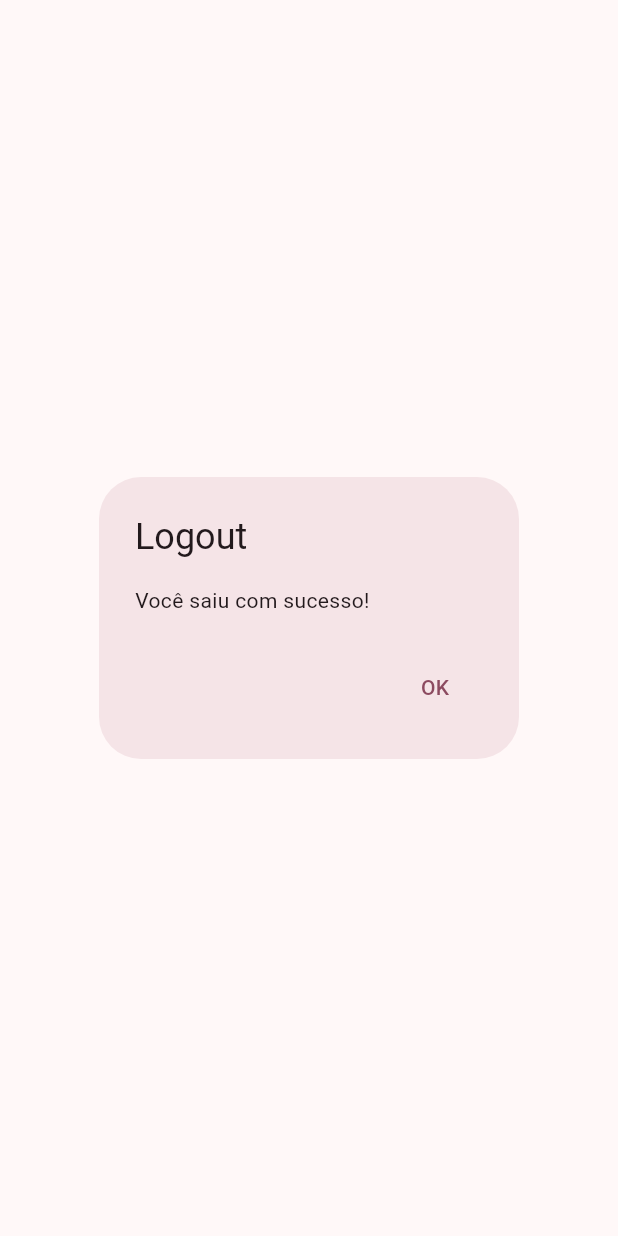
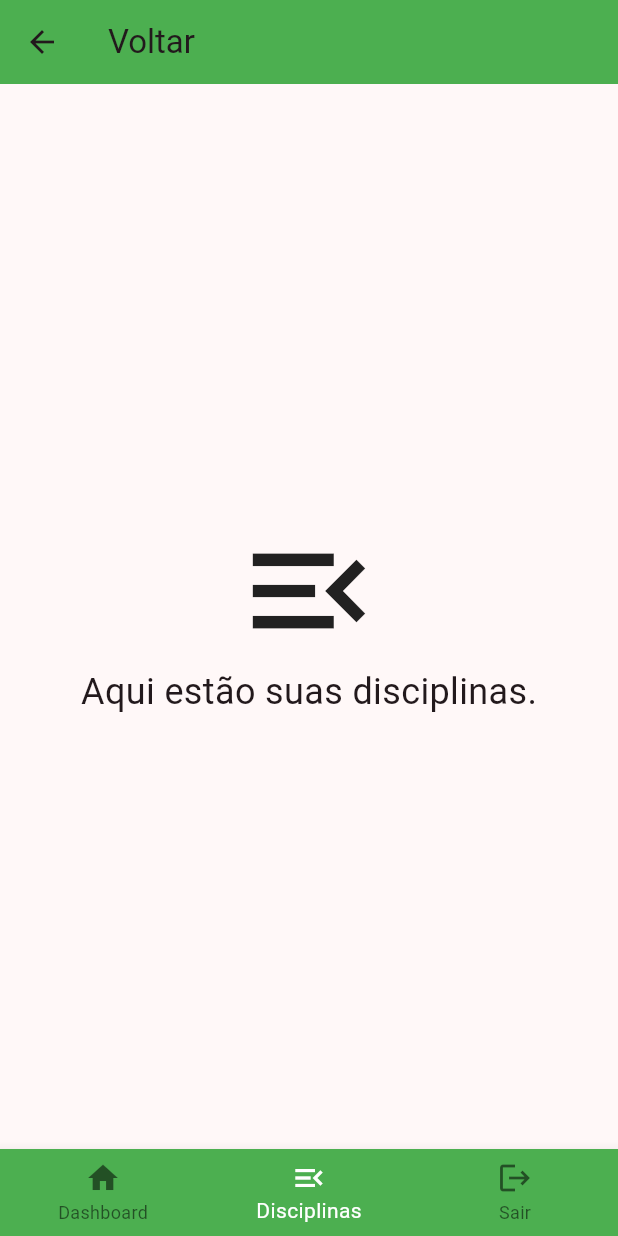
Before and after one commit to LrAmaral/first-flutter-app, a Flutter app: the WelcomeScreen screen opened by its route, item 2 of the bottom bar chosen, on a phone screen of 412 x 824 dp. Run offline on Flutter 3.47's test engine with Material 3 defaults, Android fonts, the phone set to English and light mode, and no system bars.

```diff
--- a/lib/main.dart
+++ b/lib/main.dart
@@ -119,7 +119,8 @@ class _Aula08State extends State<Aula08> {
 
   void _login() {
     if (_validateFields()) {
-      Navigator.of(context).pushNamed('/welcome');
+      Navigator.pushNamed(context, '/welcome',
+          arguments: {'usuario': _loginController.text});
     }
   }
 
--- a/lib/widgets/login_text_field.dart
+++ b/lib/widgets/login_text_field.dart
@@ -27,7 +27,7 @@ class LoginTextField extends StatelessWidget {
         enabledBorder: const OutlineInputBorder(
           borderSide: BorderSide(color: Colors.blue),
         ),
-        floatingLabelStyle: TextStyle(
+        floatingLabelStyle: const TextStyle(
           color: Colors.blue,
         ),
       ),
--- a/lib/widgets/welcome.dart
+++ b/lib/widgets/welcome.dart
@@ -1,4 +1,3 @@
-import 'package:atividade/main.dart';
 import 'package:flutter/material.dart';
 
 class WelcomeScreen extends StatefulWidget {
@@ -12,7 +11,8 @@ class _WelcomeScreenState extends State<WelcomeScreen> {
   int _selectedIndex = 0;
 
   static const List<Widget> _widgetOptions = <Widget>[
-    Icon(Icons.dashboard),
+    DashboardSection(),
+    DisciplinasSection(),
     Text(
       'Você saiu com sucesso!',
       style: TextStyle(fontSize: 24),
@@ -20,7 +20,8 @@ class _WelcomeScreenState extends State<WelcomeScreen> {
   ];
 
   void _onItemTapped(int index) {
-    if (index == 1) {
+    if (index == 2) {
+      // Updated the index check to 2 for the logout
       Navigator.of(context)
           .pushNamedAndRemoveUntil('/logout', (route) => false);
     } else {
@@ -64,6 +65,42 @@ class _WelcomeScreenState extends State<WelcomeScreen> {
   }
 }
 
+class DashboardSection extends StatelessWidget {
+  const DashboardSection({super.key});
+
+  @override
+  Widget build(BuildContext context) {
+    return const Column(
+      mainAxisAlignment: MainAxisAlignment.center,
+      children: [
+        Icon(Icons.dashboard, size: 100),
+        Text(
+          'Bem-vindo ao Dashboard!',
+          style: TextStyle(fontSize: 24),
+        ),
+      ],
+    );
+  }
+}
+
+class DisciplinasSection extends StatelessWidget {
+  const DisciplinasSection({super.key});
+
+  @override
+  Widget build(BuildContext context) {
+    return const Column(
+      mainAxisAlignment: MainAxisAlignment.center,
+      children: [
+        Icon(Icons.menu_open, size: 100),
+        Text(
+          'Aqui estão suas disciplinas.',
+          style: TextStyle(fontSize: 24),
+        ),
+      ],
+    );
+  }
+}
+
 class LogoutScreen extends StatelessWidget {
   const LogoutScreen({super.key});
 
--- a/pubspec.yaml
+++ b/pubspec.yaml
@@ -13,6 +13,8 @@ dependencies:
     sdk: flutter
 
   cupertino_icons: ^1.0.6
+  go_router: ^14.2.1
+
 
 dev_dependencies:
   flutter_test:
```
Also changed, not shown: pubspec.lock.
